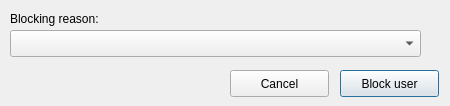
Old version of the form huggle/blockuser.ui in the repository huggle/huggle3-qt-lx.
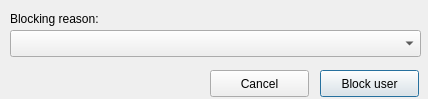
New version of the form.

What changed in the file:
```diff
--- a/huggle/blockuser.ui
+++ b/huggle/blockuser.ui
@@ -6,8 +6,8 @@
    <rect>
     <x>0</x>
     <y>0</y>
-    <width>450</width>
-    <height>106</height>
+    <width>428</width>
+    <height>99</height>
    </rect>
   </property>
   <property name="windowTitle">
@@ -39,7 +39,7 @@
   <widget class="QPushButton" name="pushButton">
    <property name="geometry">
     <rect>
-     <x>340</x>
+     <x>320</x>
      <y>70</y>
      <width>99</width>
      <height>27</height>
@@ -58,7 +58,7 @@
   <widget class="QPushButton" name="pushButton_2">
    <property name="geometry">
     <rect>
-     <x>230</x>
+     <x>210</x>
      <y>70</y>
      <width>99</width>
      <height>27</height>
```
